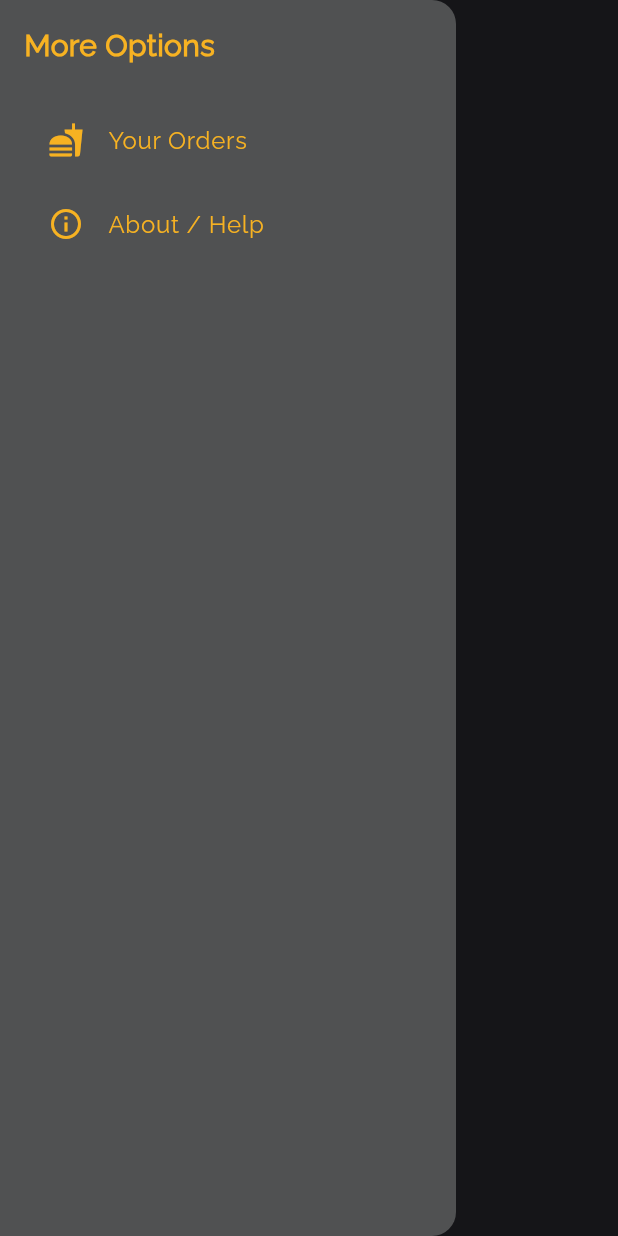
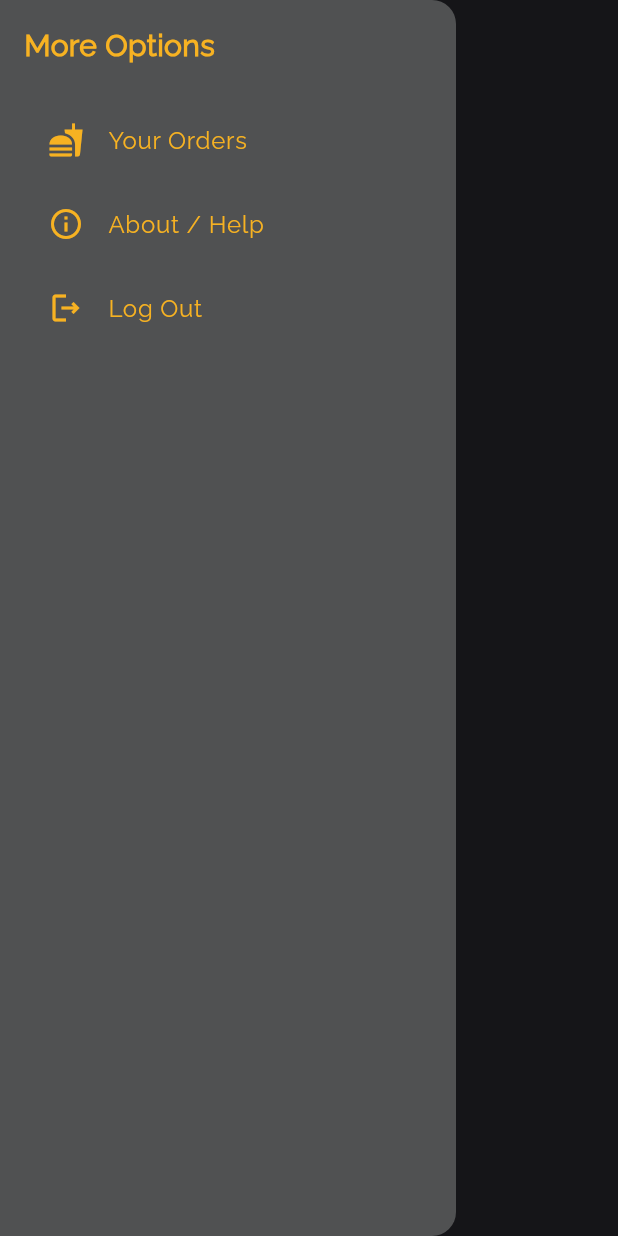
Before and after one commit to azzas7dawy/RestaurentApp, a Flutter app: the AppDrawer widget shown alone on an empty page, opened directly, on a phone screen of 412 x 824 dp. Run offline on Flutter 3.47's test engine with Material 3 defaults, Android fonts, the phone set to English and light mode, and no system bars; our stand-ins replace animated_text_kit, bloc, carousel_slider, cloud_firestore, device_preview, firebase_auth and 7 more; accounts and stored records are empty.

Commit message:
added log out button in the drawer

```diff
--- a/lib/screens/customScreen/widgets/app_drawer.dart
+++ b/lib/screens/customScreen/widgets/app_drawer.dart
@@ -1,5 +1,7 @@
 // widgets/custom_drawer.dart
 import 'package:flutter/material.dart';
+import 'package:flutter_bloc/flutter_bloc.dart';
+import 'package:restrant_app/screens/auth/logic/cubit/auth_cubit.dart';
 import 'package:restrant_app/screens/ordersScreen/orders_screen.dart';
 import 'package:restrant_app/utils/colors_utility.dart';
 
@@ -79,6 +81,17 @@
                         style: TextStyle(color: ColorsUtility.takeAwayColor)),
                     onTap: () => Navigator.pop(context),
                   ),
+                  ListTile(
+                    leading: const Icon(Icons.logout_outlined,
+                        color: ColorsUtility.takeAwayColor),
+                    title: const Text(
+                      "Log Out",
+                      style: TextStyle(color: ColorsUtility.takeAwayColor),
+                    ),
+                    onTap: () {
+                      context.read<AuthCubit>().signOut(context);
+                    },
+                  ),
                 ],
               ),
             ),
```
